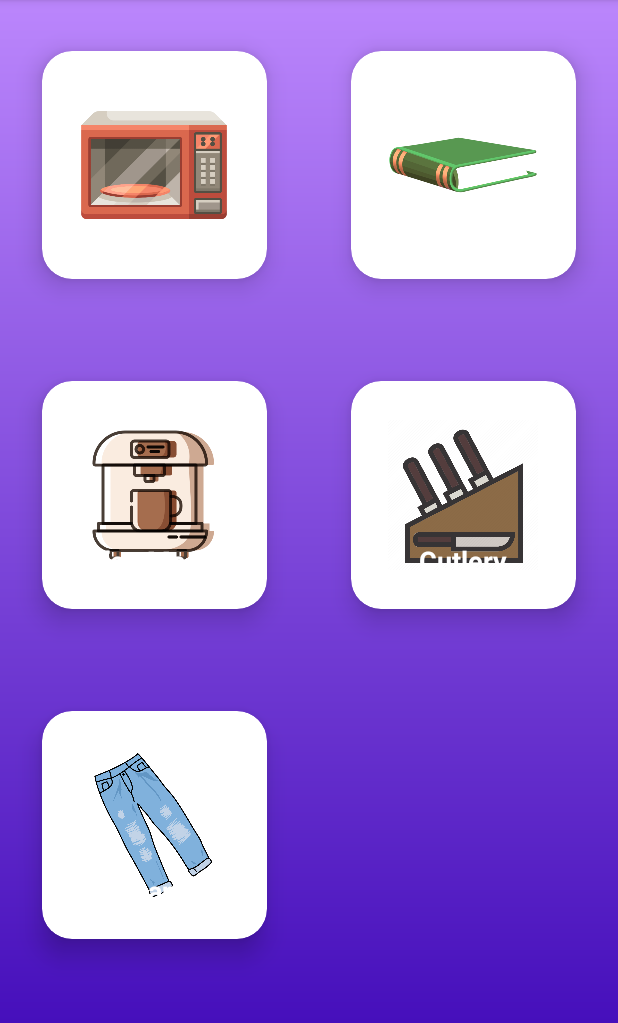
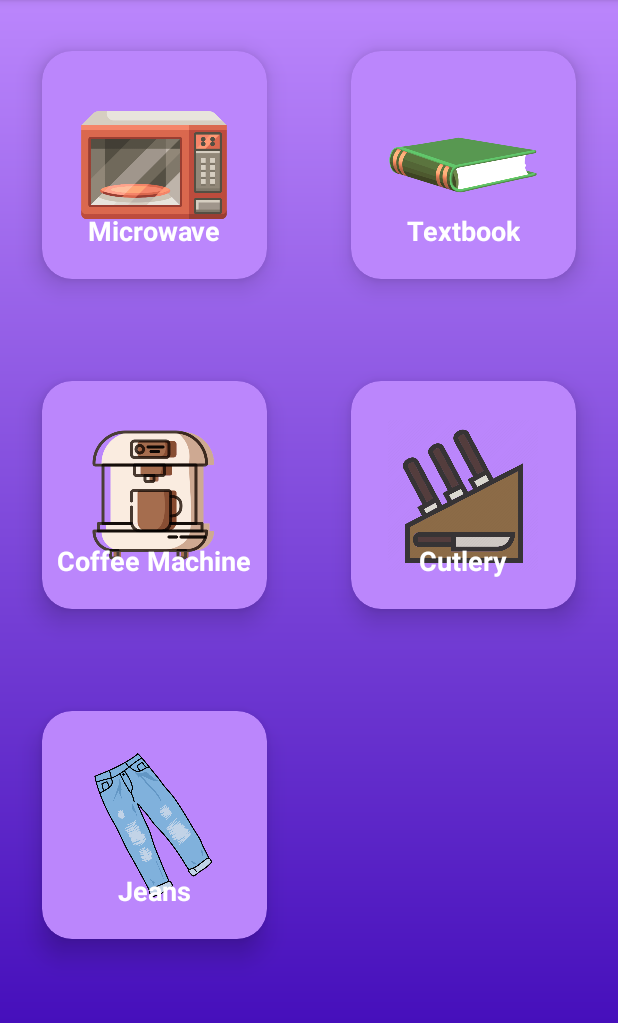
Before and after one commit to khantact/TexChangeApp, an Android app built with Jetpack Compose: the screen it shows after launch (HomeActivity), on a phone screen of 412 x 824 dp, the part 84-1107 px from its top. Run offline under Robolectric (Android 15) with nearby library versions, the light colour scheme and no system bars.

Commit message:
ui fixes pt. 2

```diff
--- a/app/src/main/res/layout/cardview.xml
+++ b/app/src/main/res/layout/cardview.xml
@@ -12,7 +12,7 @@
         app:cardElevation="10dp"
         app:cardCornerRadius="20dp"
         android:layout_margin="10dp"
-        app:cardBackgroundColor="@color/colorSecondary"
+        app:cardBackgroundColor="@color/purple_200"
         app:layoutManager="GridLayoutManager"
         app:cardMaxElevation="12dp"
         app:cardPreventCornerOverlap="true"
--- a/app/src/main/res/values/colors.xml
+++ b/app/src/main/res/values/colors.xml
@@ -16,8 +16,8 @@
     <color name="primary_light">#FFCCBC</color>
 
     <color name="colorPrimary">#6200EE</color>
-    <color name="colorPrimaryDark">#3700B3</color>
     <color name="colorAccent">#03DAC5</color>
     <color name="colorSecondary">#FFFFFF</color>
+    <color name="colorPrimaryDark">#000000</color>
 
 </resources>
--- a/app/src/main/res/values/themes.xml
+++ b/app/src/main/res/values/themes.xml
@@ -14,6 +14,7 @@
         <item name="colorPrimary">@color/colorPrimary</item>
         <item name="colorPrimaryVariant">@color/colorPrimaryDark</item>
         <item name="colorSecondary">@color/colorSecondary</item>
+        <item name="colorPrimaryDark">@color/colorPrimaryDark</item>
     </style>
 
 </resources>
```
